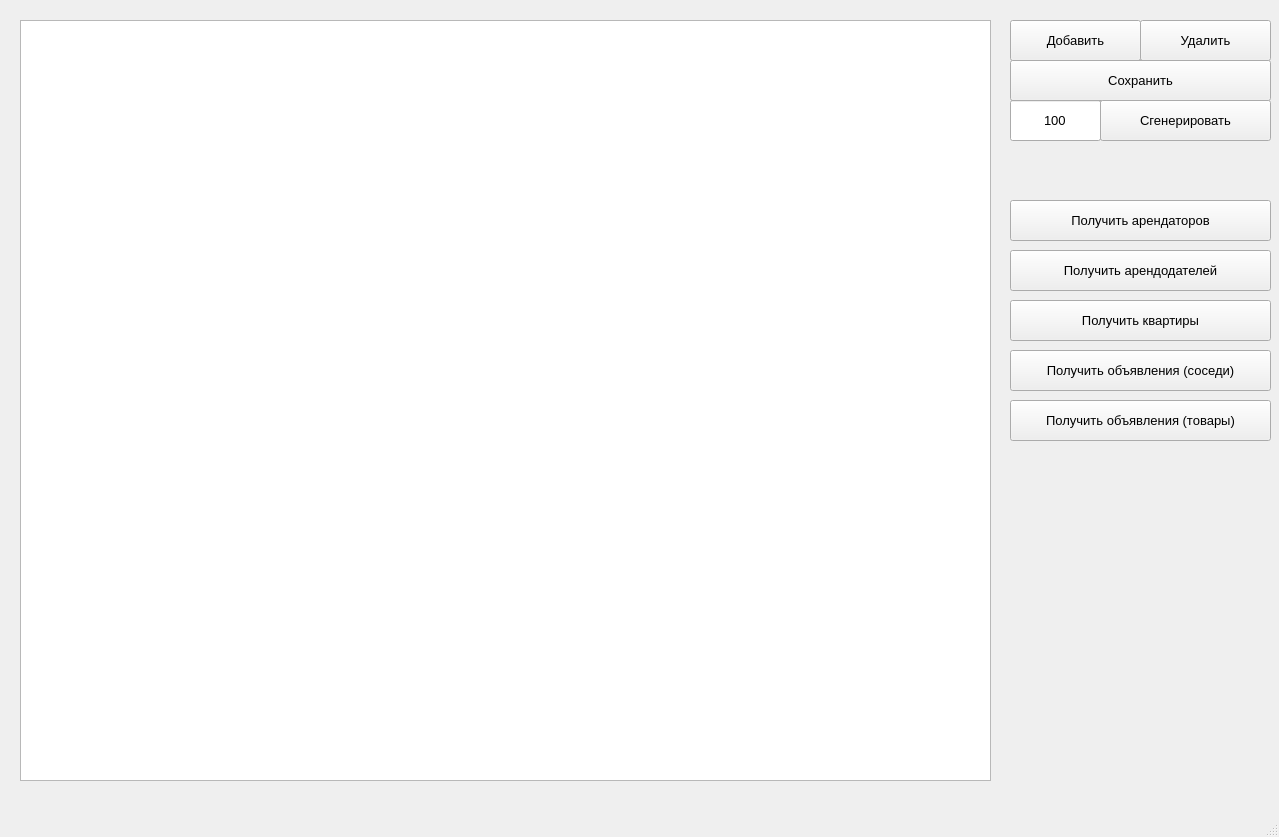
Above: src/admin_panel/design.ui from ilyasssklimov/bmstu_CourseProjectDB before the change. Below: the same form after it.
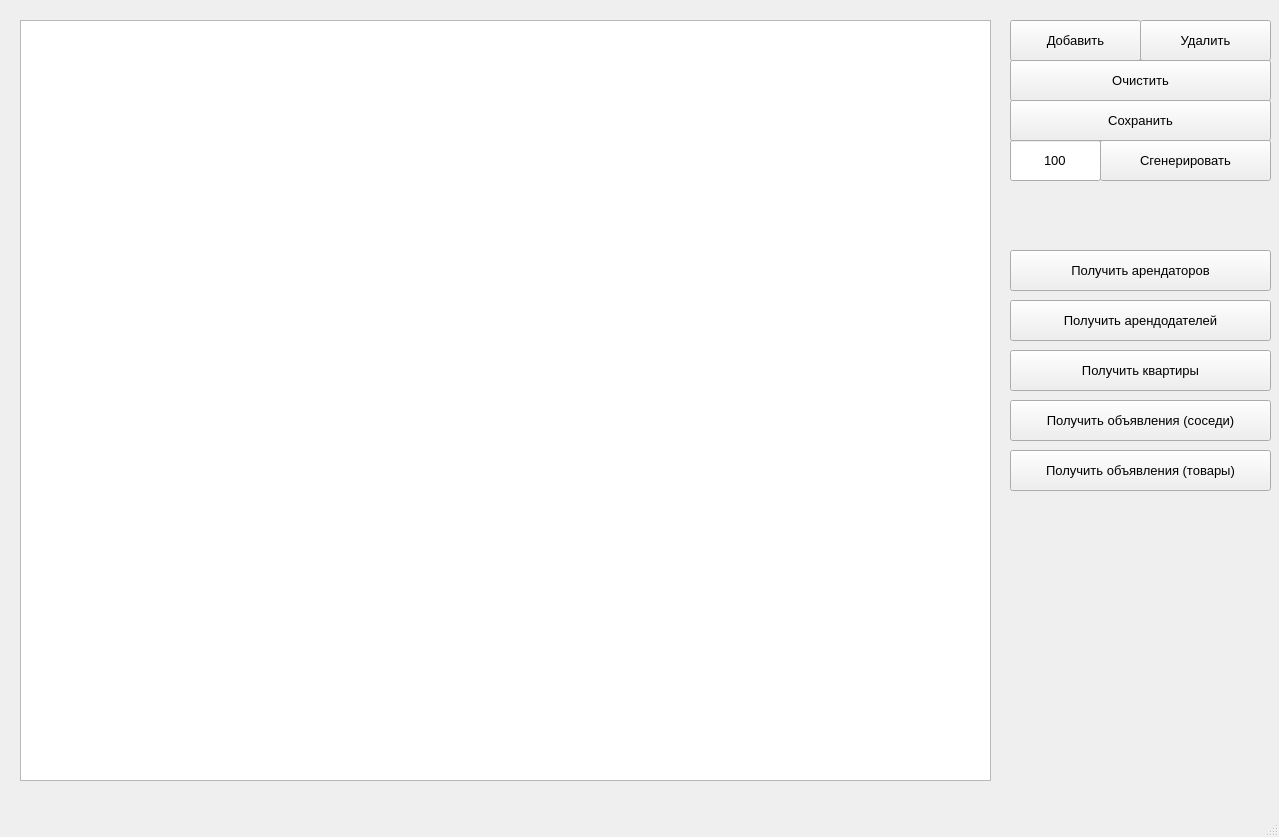
That is the form after the change.

Commit message: add clear funcs to admin_panel

Patch:
```diff
--- a/src/admin_panel/design.ui
+++ b/src/admin_panel/design.ui
@@ -18,7 +18,7 @@
     <property name="geometry">
      <rect>
       <x>1010</x>
-      <y>200</y>
+      <y>250</y>
       <width>261</width>
       <height>41</height>
      </rect>
@@ -72,7 +72,7 @@
     <property name="geometry">
      <rect>
       <x>1010</x>
-      <y>60</y>
+      <y>100</y>
       <width>261</width>
       <height>41</height>
      </rect>
@@ -100,7 +100,7 @@
     <property name="geometry">
      <rect>
       <x>1010</x>
-      <y>250</y>
+      <y>300</y>
       <width>261</width>
       <height>41</height>
      </rect>
@@ -118,7 +118,7 @@
     <property name="geometry">
      <rect>
       <x>1100</x>
-      <y>100</y>
+      <y>140</y>
       <width>171</width>
       <height>41</height>
      </rect>
@@ -136,7 +136,7 @@
     <property name="geometry">
      <rect>
       <x>1010</x>
-      <y>100</y>
+      <y>140</y>
       <width>91</width>
       <height>41</height>
      </rect>
@@ -157,7 +157,7 @@
     <property name="geometry">
      <rect>
       <x>1010</x>
-      <y>300</y>
+      <y>350</y>
       <width>261</width>
       <height>41</height>
      </rect>
@@ -175,7 +175,7 @@
     <property name="geometry">
      <rect>
       <x>1010</x>
-      <y>350</y>
+      <y>400</y>
       <width>261</width>
       <height>41</height>
      </rect>
@@ -193,7 +193,7 @@
     <property name="geometry">
      <rect>
       <x>1010</x>
-      <y>400</y>
+      <y>450</y>
       <width>261</width>
       <height>41</height>
      </rect>
@@ -207,6 +207,24 @@
      <string>Получить объявления (товары)</string>
     </property>
    </widget>
+   <widget class="QPushButton" name="clrBtn">
+    <property name="geometry">
+     <rect>
+      <x>1010</x>
+      <y>60</y>
+      <width>261</width>
+      <height>41</height>
+     </rect>
+    </property>
+    <property name="font">
+     <font>
+      <pointsize>10</pointsize>
+     </font>
+    </property>
+    <property name="text">
+     <string>Очистить</string>
+    </property>
+   </widget>
   </widget>
   <widget class="QMenuBar" name="menubar">
    <property name="geometry">
```
The commit also changes 2 other files.
